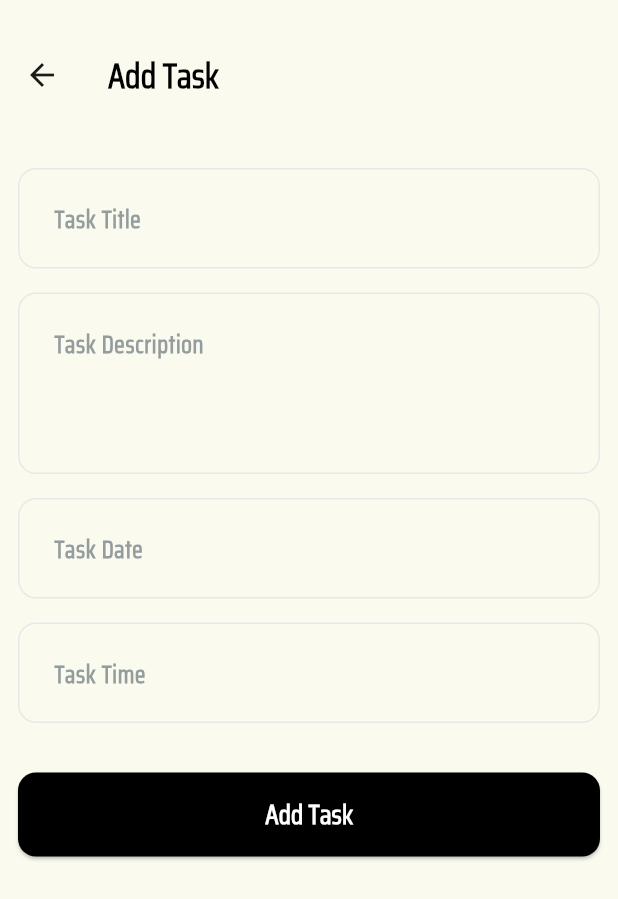
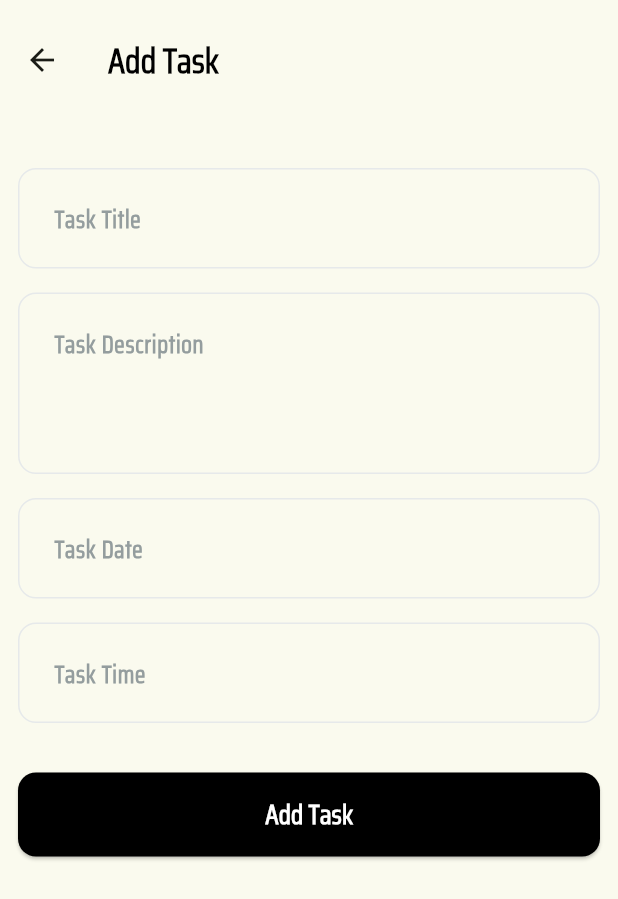
Before and after one commit to Karam-Salama/task_manager_app, a Flutter app: the screen it shows after launch, after a tap on the "add circle outline" icon, on a phone screen of 412 x 824 dp. Shown: the top 899 px of the screen. Run offline on Flutter 3.47's test engine with Material 3 defaults, Android fonts, the phone set to English and light mode, and no system bars; our stand-ins replace awesome_notifications, flutter_bloc, shimmer, sqflite; accounts and stored records are empty.

Commit message:
- some updates

```diff
--- /dev/null
+++ b/devtools_options.yaml
@@ -0,0 +1,3 @@
+description: This file stores settings for Dart & Flutter DevTools.
+documentation: https://docs.flutter.dev/tools/devtools/extensions#configure-extension-enablement-states
+extensions:
--- a/lib/core/widgets/custom_app_bar_widget.dart
+++ b/lib/core/widgets/custom_app_bar_widget.dart
@@ -21,7 +21,7 @@ class CustomAppBar extends StatelessWidget implements PreferredSizeWidget {
   Widget build(BuildContext context) {
     return AppBar(
       title: Text(title, style: AppTextStyle.pacifico700style23Black),
-      toolbarHeight: 100,
+      toolbarHeight: 80,
       automaticallyImplyLeading: showLeadingIcon,
       elevation: 0,
       actions: showActions
--- a/lib/modules/home/ui/widgets/home_screen_body.dart
+++ b/lib/modules/home/ui/widgets/home_screen_body.dart
@@ -1,6 +1,7 @@
 import 'package:flutter/material.dart';
 import 'package:flutter_bloc/flutter_bloc.dart';
 import 'package:todo_list_app/modules/add_item/ui/cubit/tasks_state.dart';
+import '../../../../core/utils/app_text_styles.dart';
 import '../../../add_item/ui/cubit/tasks_cubit.dart';
 import 'custom_task_item_widget.dart';
 import 'task_item_shimmer_widget.dart';
@@ -48,7 +49,12 @@ class HomeScreenBody extends StatelessWidget {
           } else if (state is DisplayTasksErrorState) {
             return Center(child: Text('Error: ${state.error}'));
           } else {
-            return const Center(child: Text('No tasks available.'));
+            return Center(
+              child: Text(
+                'No tasks available.',
+                style: AppTextStyle.pacifico700style23Black,
+              ),
+            );
           }
         },
       ),
```
Also changed, not shown: lib/modules/home/ui/widgets/custom_task_item_widget.dart (+16 -4 lines).
